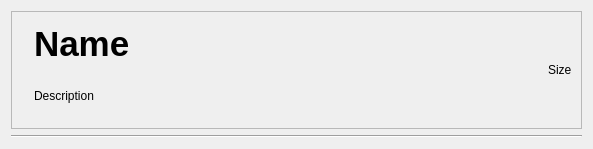
Qt form flashlauncher/mainwindowline.ui (achipa/maemo-flash-launcher) before a commit.
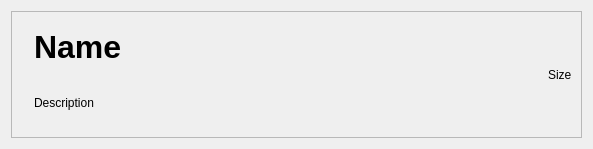
The same form after that commit. Icons and pictures are not drawn.

```diff
--- a/flashlauncher/mainwindowline.ui
+++ b/flashlauncher/mainwindowline.ui
@@ -45,7 +45,7 @@
          <widget class="QLabel" name="name">
           <property name="font">
            <font>
-            <pointsize>26</pointsize>
+            <pointsize>24</pointsize>
             <weight>75</weight>
             <bold>true</bold>
            </font>
@@ -87,13 +87,6 @@
      </layout>
     </widget>
    </item>
-   <item>
-    <widget class="Line" name="line">
-     <property name="orientation">
-      <enum>Qt::Horizontal</enum>
-     </property>
-    </widget>
-   </item>
   </layout>
  </widget>
  <resources>
```
Left out of the diff: 2 changed lines with no effect on the pictures.
